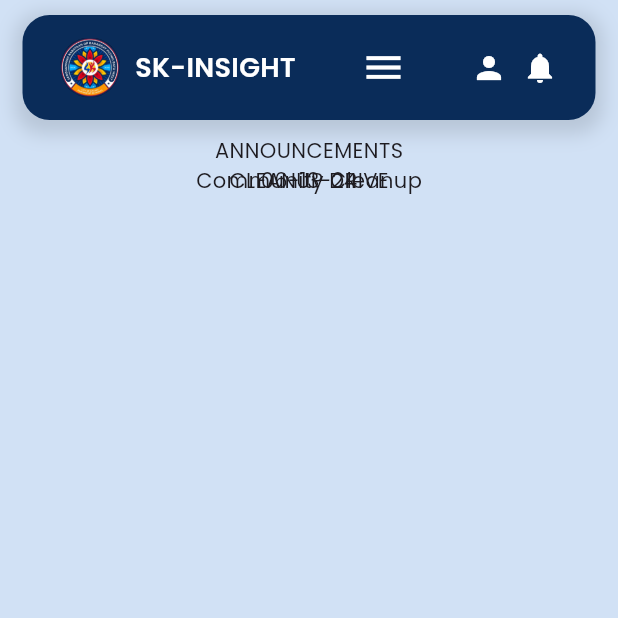
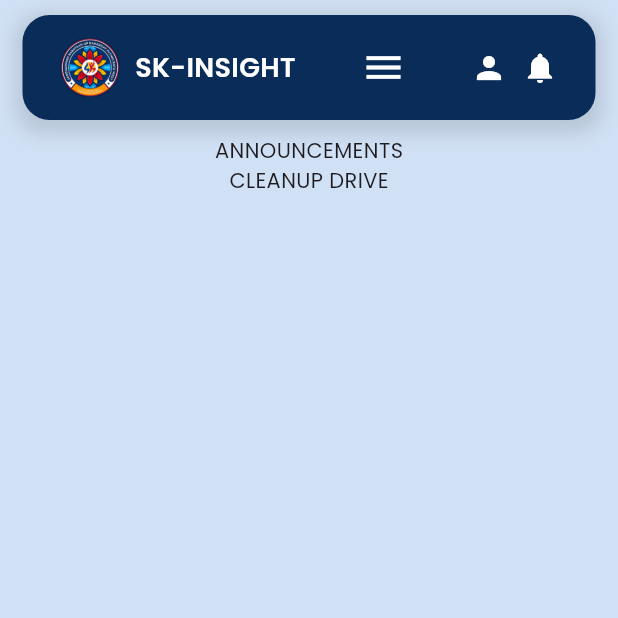
Before and after one commit to Andreicomia11-12/SK-INSIGHT-flutter, a Flutter app: the screen it shows after launch, on a phone screen of 412 x 824 dp, the top half of it. Run offline on Flutter 3.47's test engine with Material 3 defaults, Android fonts, the phone set to English and light mode, and no system bars; our stand-ins replace google_fonts; missing offline and left inert: file_selector.

Commit message:
Day-2-Week-4

```diff
--- a/lib/pages/announcement.dart
+++ b/lib/pages/announcement.dart
@@ -37,17 +37,6 @@ class _AnnouncementState extends State<Announcement> {
                       child: Text('CLEANUP DRIVE'),
                     ),
                   ),
-                  Container(
-                    child: Container(
-                      child: Text('06-13-24'),
-                    ),
-                  ),
-                  Container(
-                    child: Container(
-                      child: Text('Community Cleanup'),
-                    ),
-                  ),
-
                 ],
               ),
               const SizedBox(height: 20),
```
